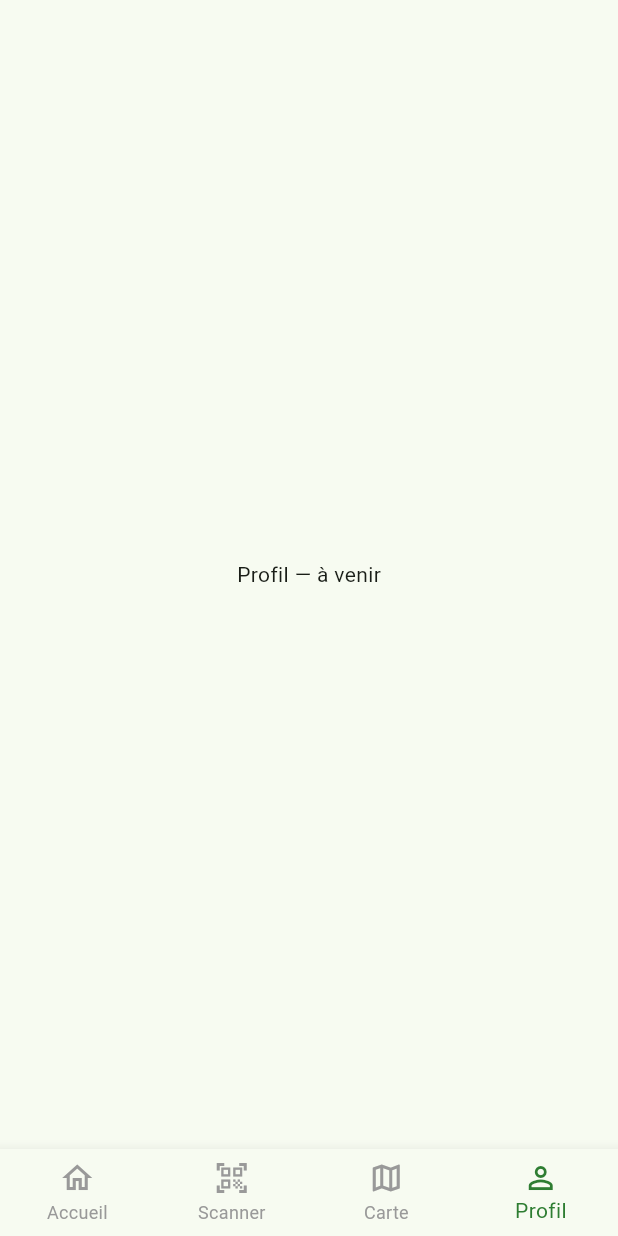
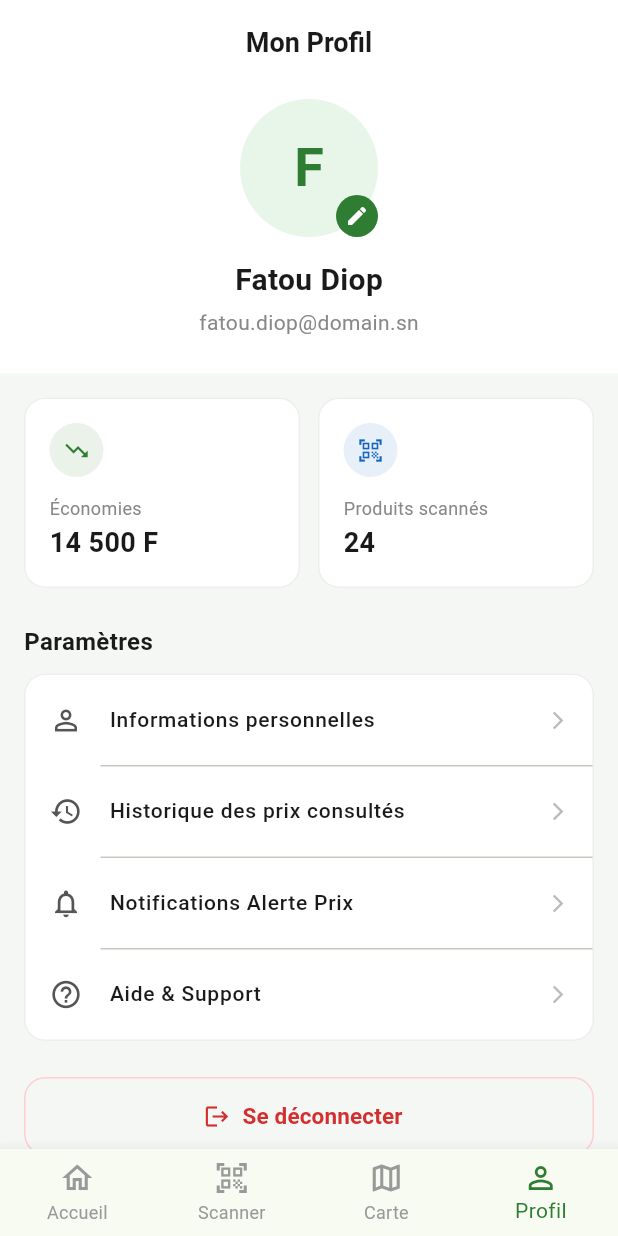
Before and after one commit to Babacar-Seck86/smartbuy_senegal, a Flutter app: the MainNavScreen screen opened directly, item 4 of the bottom bar chosen, on a phone screen of 412 x 824 dp. Run offline on Flutter 3.47's test engine with Material 3 defaults, Android fonts, the light colour scheme and no system bars; our stand-ins replace firebase_core; accounts and stored records are empty.

Commit message:
ajout interface profile

```diff
--- a/lib/smartbuy_main_nav.dart
+++ b/lib/smartbuy_main_nav.dart
@@ -1,4 +1,5 @@
 import 'package:flutter/material.dart';
+import 'package:smartbuy_senegal/smartbuy_profile.dart';
 import 'smartbuy_home.dart';
 import 'smartbuy_scanner.dart';
 import 'smartbuy_product_map.dart';
@@ -17,7 +18,7 @@ class _MainNavScreenState extends State<MainNavScreen> {
     HomeScreen(),
     ScannerScreen(),
     MapScreen(),
-    _ProfilePlaceholder(),
+    ProfileScreen(),
   ];
 
   @override
@@ -31,28 +32,26 @@ class _MainNavScreenState extends State<MainNavScreen> {
         currentIndex: _currentIndex,
         onTap: (index) => setState(() => _currentIndex = index),
         items: const [
-          BottomNavigationBarItem(icon: Icon(Icons.home_outlined), activeIcon: Icon(Icons.home), label: 'Accueil'),
-          BottomNavigationBarItem(icon: Icon(Icons.qr_code_scanner_outlined), activeIcon: Icon(Icons.qr_code_scanner), label: 'Scanner'),
-          BottomNavigationBarItem(icon: Icon(Icons.map_outlined), label: 'Carte'),
-          BottomNavigationBarItem(icon: Icon(Icons.person_outline), label: 'Profil'),
+          BottomNavigationBarItem(
+            icon: Icon(Icons.home_outlined),
+            activeIcon: Icon(Icons.home),
+            label: 'Accueil',
+          ),
+          BottomNavigationBarItem(
+            icon: Icon(Icons.qr_code_scanner_outlined),
+            activeIcon: Icon(Icons.qr_code_scanner),
+            label: 'Scanner',
+          ),
+          BottomNavigationBarItem(
+            icon: Icon(Icons.map_outlined),
+            label: 'Carte',
+          ),
+          BottomNavigationBarItem(
+            icon: Icon(Icons.person_outline),
+            label: 'Profil',
+          ),
         ],
       ),
     );
   }
 }
-
-class _HomePlaceholder extends StatelessWidget {
-  const _HomePlaceholder();
-  @override
-  Widget build(BuildContext context) {
-    return const Scaffold(body: Center(child: Text('Accueil')));
-  }
-}
-
-class _ProfilePlaceholder extends StatelessWidget {
-  const _ProfilePlaceholder();
-  @override
-  Widget build(BuildContext context) {
-    return const Scaffold(body: Center(child: Text('Profil — à venir')));
-  }
-}
--- /dev/null
+++ b/lib/smartbuy_profile.dart
@@ -0,0 +1,456 @@
+import 'package:flutter/material.dart';
+
+// ==========================================
+// 1. ÉCRAN PRINCIPAL DU PROFIL
+// ==========================================
+class ProfileScreen extends StatelessWidget {
+  const ProfileScreen({super.key});
+
+  @override
+  Widget build(BuildContext context) {
+    return Scaffold(
+      backgroundColor: const Color(0xFFF5F7F5),
+      appBar: AppBar(
+        backgroundColor: Colors.white,
+        elevation: 0,
+        automaticallyImplyLeading: false,
+        title: const Text(
+          'Mon Profil',
+          style: TextStyle(
+            color: Color(0xFF1A1A1A),
+            fontWeight: FontWeight.bold,
+            fontSize: 18,
+          ),
+        ),
+        centerTitle: true,
+      ),
+      body: SingleChildScrollView(
+        child: Column(
+          children: [
+            // --- HEADER OVERVIEW ---
+            Container(
+              color: Colors.white,
+              width: double.infinity,
+              padding: const EdgeInsets.only(bottom: 24.0, top: 10.0),
+              child: Column(
+                children: [
+                  Stack(
+                    alignment: Alignment.bottomRight,
+                    children: [
+                      CircleAvatar(
+                        radius: 46,
+                        backgroundColor: const Color(0xFFE8F5E9),
+                        child: const Text(
+                          'F',
+                          style: TextStyle(
+                            fontSize: 36,
+                            fontWeight: FontWeight.bold,
+                            color: Color(0xFF2E7D32),
+                          ),
+                        ),
+                      ),
+                      Container(
+                        padding: const EdgeInsets.all(6),
+                        decoration: const BoxDecoration(
+                          color: Color(0xFF2E7D32),
+                          shape: BoxShape.circle,
+                        ),
+                        child: const Icon(
+                          Icons.edit,
+                          size: 16,
+                          color: Colors.white,
+                        ),
+                      ),
+                    ],
+                  ),
+                  const SizedBox(height: 14),
+                  const Text(
+                    'Fatou Diop',
+                    style: TextStyle(
+                      fontSize: 20,
+                      fontWeight: FontWeight.bold,
+                      color: Color(0xFF1A1A1A),
+                    ),
+                  ),
+                  const SizedBox(height: 4),
+                  const Text(
+                    'fatou.diop@domain.sn',
+                    style: TextStyle(fontSize: 14, color: Color(0xFF888888)),
+                  ),
+                ],
+              ),
+            ),
+
+            const SizedBox(height: 16),
+
+            // --- SAVINGS & STATS DASHBOARD ---
+            Padding(
+              padding: const EdgeInsets.symmetric(horizontal: 16.0),
+              child: Row(
+                children: [
+                  Expanded(
+                    child: _buildStatCard(
+                      icon: Icons.trending_down,
+                      iconColor: const Color(0xFF2E7D32),
+                      title: 'Économies',
+                      value: '14 500 F',
+                    ),
+                  ),
+                  const SizedBox(width: 12),
+                  Expanded(
+                    child: _buildStatCard(
+                      icon: Icons.qr_code_scanner,
+                      iconColor: const Color(0xFF1565C0),
+                      title: 'Produits scannés',
+                      value: '24',
+                    ),
+                  ),
+                ],
+              ),
+            ),
+
+            const SizedBox(height: 24),
+
+            // --- OPTIONS MENU LIST ---
+            Padding(
+              padding: const EdgeInsets.symmetric(horizontal: 16.0),
+              child: Column(
+                crossAxisAlignment: CrossAxisAlignment.start,
+                children: [
+                  const Text(
+                    'Paramètres',
+                    style: TextStyle(
+                      fontSize: 16,
+                      fontWeight: FontWeight.bold,
+                      color: Color(0xFF1A1A1A),
+                    ),
+                  ),
+                  const SizedBox(height: 10),
+                  Container(
+                    decoration: BoxDecoration(
+                      color: Colors.white,
+                      borderRadius: BorderRadius.circular(14),
+                      border: Border.all(color: const Color(0xFFEEEEEE)),
+                    ),
+                    child: Column(
+                      children: [
+                        _buildMenuTile(
+                          icon: Icons.person_outline,
+                          title: 'Informations personnelles',
+                          onTap: () {
+                            // Navigation vers l'écran défini plus bas
+                            Navigator.push(
+                              context,
+                              MaterialPageRoute(
+                                builder: (_) => const PersonalInfoScreen(),
+                              ),
+                            );
+                          },
+                        ),
+                        const Divider(height: 1, indent: 50),
+                        _buildMenuTile(
+                          icon: Icons.history,
+                          title: 'Historique des prix consultés',
+                          onTap: () {},
+                        ),
+                        const Divider(height: 1, indent: 50),
+                        _buildMenuTile(
+                          icon: Icons.notifications_none,
+                          title: 'Notifications Alerte Prix',
+                          onTap: () {},
+                        ),
+                        const Divider(height: 1, indent: 50),
+                        _buildMenuTile(
+                          icon: Icons.help_outline,
+                          title: 'Aide & Support',
+                          onTap: () {},
+                        ),
+                      ],
+                    ),
+                  ),
+
+                  const SizedBox(height: 24),
+
+                  // --- DECONNEXION BUTTON ---
+                  SizedBox(
+                    width: double.infinity,
+                    height: 52,
+                    child: OutlinedButton.icon(
+                      onPressed: () {},
+                      icon: const Icon(Icons.logout, size: 18),
+                      label: const Text(
+                        'Se déconnecter',
+                        style: TextStyle(
+                          fontSize: 15,
+                          fontWeight: FontWeight.w600,
+                        ),
+                      ),
+                      style: OutlinedButton.styleFrom(
+                        foregroundColor: const Color(0xFFD32F2F),
+                        side: const BorderSide(color: Color(0xFFFFCDD2)),
+                        shape: RoundedRectangleBorder(
+                          borderRadius: BorderRadius.circular(14),
+                        ),
+                      ),
+                    ),
+                  ),
+                  const SizedBox(height: 30),
+                ],
+              ),
+            ),
+          ],
+        ),
+      ),
+    );
+  }
+
+  Widget _buildStatCard({
+    required IconData icon,
+    required Color iconColor,
+    required String title,
+    required String value,
+  }) {
+    return Container(
+      padding: const EdgeInsets.all(16),
+      decoration: BoxDecoration(
+        color: Colors.white,
+        borderRadius: BorderRadius.circular(14),
+        border: Border.all(color: const Color(0xFFEEEEEE)),
+      ),
+      child: Column(
+        crossAxisAlignment: CrossAxisAlignment.start,
+        children: [
+          CircleAvatar(
+            radius: 18,
+            backgroundColor: iconColor.withOpacity(0.1),
+            child: Icon(icon, color: iconColor, size: 18),
+          ),
+          const SizedBox(height: 12),
+          Text(
+            title,
+            style: const TextStyle(fontSize: 12, color: Color(0xFF888888)),
+          ),
+          const SizedBox(height: 2),
+          Text(
+            value,
+            style: const TextStyle(
+              fontSize: 18,
+              fontWeight: FontWeight.bold,
+              color: Color(0xFF1A1A1A),
+            ),
+          ),
+        ],
+      ),
+    );
+  }
+
+  Widget _buildMenuTile({
+    required IconData icon,
+    required String title,
+    required VoidCallback onTap,
+  }) {
+    return ListTile(
+      leading: Icon(icon, color: const Color(0xFF555555), size: 22),
+      title: Text(
+        title,
+        style: const TextStyle(
+          fontSize: 14,
+          fontWeight: FontWeight.w500,
+          color: Color(0xFF1A1A1A),
+        ),
+      ),
+      trailing: const Icon(
+        Icons.arrow_forward_ios,
+        size: 14,
+        color: Color(0xFFBBBBBB),
+      ),
+      onTap: onTap,
+      contentPadding: const EdgeInsets.symmetric(horizontal: 16, vertical: 2),
+    );
+  }
+}
+
+// ==========================================
+// 2. ÉCRAN DES INFORMATIONS PERSONNELLES
+// ==========================================
+class PersonalInfoScreen extends StatefulWidget {
+  const PersonalInfoScreen({super.key});
+
+  @override
+  State<PersonalInfoScreen> createState() => _PersonalInfoScreenState();
+}
+
+class _PersonalInfoScreenState extends State<PersonalInfoScreen> {
+  final TextEditingController _nameController = TextEditingController(
+    text: 'Fatou Diop',
+  );
+  final TextEditingController _emailController = TextEditingController(
+    text: 'fatou.diop@domain.sn',
+  );
+  final TextEditingController _phoneController = TextEditingController(
+    text: '+221 77 123 45 67',
+  );
+  final TextEditingController _cityController = TextEditingController(
+    text: 'Dakar, Plateau',
+  );
+
+  @override
+  void dispose() {
+    _nameController.dispose();
+    _emailController.dispose();
+    _phoneController.dispose();
+    _cityController.dispose();
+    super.dispose();
+  }
+
+  @override
+  Widget build(BuildContext context) {
+    return Scaffold(
+      backgroundColor: const Color(0xFFF5F7F5),
+      appBar: AppBar(
+        backgroundColor: Colors.white,
+        elevation: 0,
+        leading: IconButton(
+          icon: const Icon(
+            Icons.arrow_back_ios,
+            color: Color(0xFF2E7D32),
+            size: 20,
+          ),
+          onPressed: () => Navigator.pop(context),
+        ),
+        title: const Text(
+          'Informations personnelles',
+          style: TextStyle(
+            color: Color(0xFF1A1A1A),
+            fontWeight: FontWeight.bold,
+            fontSize: 18,
+          ),
+        ),
+        centerTitle: true,
+      ),
+      body: SingleChildScrollView(
+        padding: const EdgeInsets.all(16.0),
+        child: Column(
+          crossAxisAlignment: CrossAxisAlignment.start,
+          children: [
+            const SizedBox(height: 10),
+
+            Container(
+              padding: const EdgeInsets.all(16.0),
+              decoration: BoxDecoration(
+                color: Colors.white,
+                borderRadius: BorderRadius.circular(14),
+                border: Border.all(color: const Color(0xFFEEEEEE)),
+              ),
+              child: Column(
+                children: [
+                  _buildInputField(
+                    label: 'Nom complet',
+                    controller: _nameController,
+                    icon: Icons.person_outline,
+                  ),
+                  const SizedBox(height: 20),
+                  _buildInputField(
+                    label: 'Adresse e-mail',
+                    controller: _emailController,
+                    icon: Icons.mail_outline,
+                    keyboardType: TextInputType.emailAddress,
+                  ),
+                  const SizedBox(height: 20),
+                  _buildInputField(
+                    label: 'Numéro de téléphone',
+                    controller: _phoneController,
+                    icon: Icons.phone_android_outlined,
+                    keyboardType: TextInputType.phone,
+                  ),
+                  const SizedBox(height: 20),
+                  _buildInputField(
+                    label: 'Ville / Quartier',
+                    controller: _cityController,
+                    icon: Icons.location_on_outlined,
+                  ),
+                ],
+              ),
+            ),
+
+            const SizedBox(height: 30),
+
+            SizedBox(
+              width: double.infinity,
+              height: 52,
+              child: ElevatedButton(
+                onPressed: () {
+                  ScaffoldMessenger.of(context).showSnackBar(
+                    const SnackBar(
+                      content: Text('Modifications enregistrées avec succès !'),
+                      backgroundColor: Color(0xFF2E7D32),
+                    ),
+                  );
+                  Navigator.pop(context);
+                },
+                style: ElevatedButton.styleFrom(
+                  backgroundColor: const Color(0xFF2E7D32),
+                  foregroundColor: Colors.white,
+                  shape: RoundedRectangleBorder(
+                    borderRadius: BorderRadius.circular(14),
+                  ),
+                  elevation: 0,
+                ),
+                child: const Text(
+                  'Enregistrer les modifications',
+                  style: TextStyle(fontSize: 16, fontWeight: FontWeight.w600),
+                ),
+              ),
+            ),
+          ],
+        ),
+      ),
+    );
+  }
+
+  Widget _buildInputField({
+    required String label,
+    required TextEditingController controller,
+    required IconData icon,
+    TextInputType keyboardType = TextInputType.text,
+  }) {
+    return Column(
+      crossAxisAlignment: CrossAxisAlignment.start,
+      children: [
+        Text(
+          label,
+          style: const TextStyle(
+            fontSize: 13,
+            fontWeight: FontWeight.w600,
+            color: Color(0xFF666666),
+          ),
+        ),
+        const SizedBox(height: 8),
+        Container(
+          decoration: BoxDecoration(
+            color: const Color(0xFFF9FBF9),
+            borderRadius: BorderRadius.circular(12),
+            border: Border.all(color: const Color(0xFFE0E0E0)),
+          ),
+          child: TextField(
+            controller: controller,
+            keyboardType: keyboardType,
+            style: const TextStyle(
+              fontSize: 15,
+              color: Color(0xFF1A1A1A),
+              fontWeight: FontWeight.w500,
+            ),
+            decoration: InputDecoration(
+              prefixIcon: Icon(icon, color: const Color(0xFF888888), size: 22),
+              border: InputBorder.none,
+              contentPadding: const EdgeInsets.symmetric(
+                vertical: 14,
+                horizontal: 16,
+              ),
+            ),
+          ),
+        ),
+      ],
+    );
+  }
+}
```
